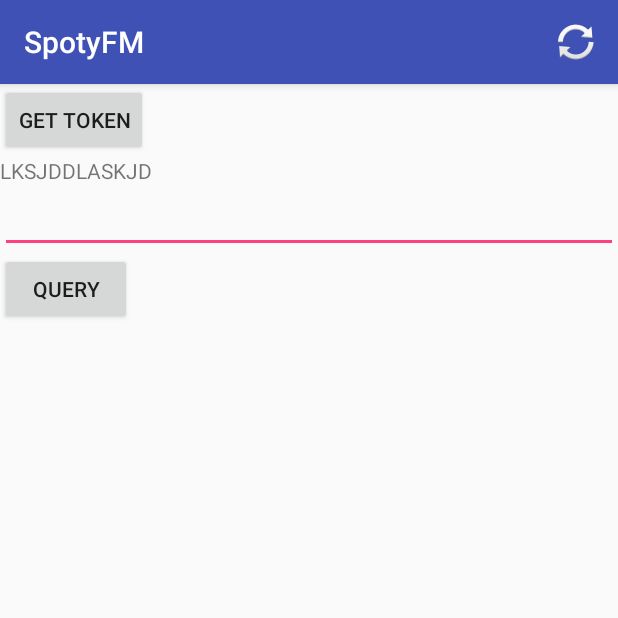
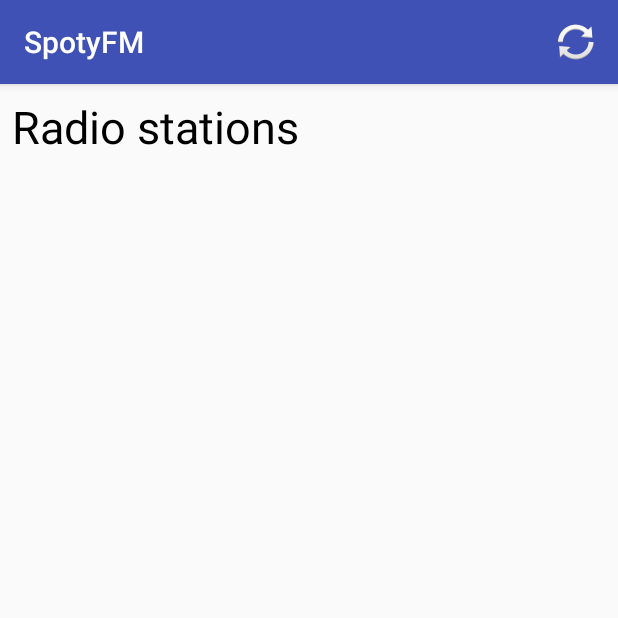
Before and after one commit to blorsten/SpotyFM, an Android app: the screen it shows after launch (MainActivity), on a phone screen of 412 x 824 dp, the top half of it. Run offline under Robolectric (Android 15) with nearby library versions, the phone set to English and light mode, and no system bars; our stand-ins replace Firebase (no records; nobody signed in at launch, a user with empty details on screens opened directly); libraries missing offline, so code that uses them is left out: com.spotify.sdk, kaaes.spotify.webapi, retrofit.client; 2 statements that could not run were skipped.

Commit message:
Changed to spotify api for images and can now add to spotify

```diff
--- a/app/src/main/java/com/peterwitt/spotyfm/MainActivity.java
+++ b/app/src/main/java/com/peterwitt/spotyfm/MainActivity.java
@@ -1,102 +1,50 @@
 package com.peterwitt.spotyfm;
 
 import android.content.Intent;
-import android.net.Uri;
-import android.support.v4.app.FragmentManager;
-import android.support.v4.app.FragmentTransaction;
+import android.support.annotation.NonNull;
 import android.support.v7.app.AppCompatActivity;
 import android.os.Bundle;
-import android.util.Log;
 import android.view.Menu;
 import android.view.MenuInflater;
 import android.view.MenuItem;
 import android.view.View;
 import android.widget.EditText;
 import android.widget.TextView;
+import android.widget.Toast;
 
-import com.peterwitt.spotyfm.RadioAPI.Callbacks.RadioAPIButtonCallback;
-import com.peterwitt.spotyfm.RadioAPI.RadioAPI;
+import com.google.android.gms.tasks.OnCompleteListener;
+import com.google.android.gms.tasks.Task;
+import com.google.firebase.firestore.FirebaseFirestore;
+import com.google.firebase.firestore.QuerySnapshot;
+import com.google.gson.internal.bind.MapTypeAdapterFactory;
 import com.peterwitt.spotyfm.RadioAPI.RadioAPIManager;
 import com.spotify.sdk.android.authentication.AuthenticationClient;
-import com.spotify.sdk.android.authentication.AuthenticationRequest;
 import com.spotify.sdk.android.authentication.AuthenticationResponse;
 
-import org.w3c.dom.Text;
-
-import java.util.concurrent.ExecutionException;
-import java.util.concurrent.Future;
+import java.util.HashMap;
+import java.util.Map;
 
 import kaaes.spotify.webapi.android.SpotifyApi;
-import kaaes.spotify.webapi.android.SpotifyService;
 import kaaes.spotify.webapi.android.models.TracksPager;
 import retrofit.Callback;
 import retrofit.RetrofitError;
 import retrofit.client.Response;
 
+import static com.spotify.sdk.android.authentication.LoginActivity.REQUEST_CODE;
+
 public class MainActivity extends AppCompatActivity {
-    private static final String CLIENT_ID = "cb0dc3e4eb424c238e8dec78309e37ae";
-    private static final int REQUEST_CODE = 1337;
-    private static final String REDIRECT_URI = "com.peterwitt.spotyfm://callback";
 
-    private String token;
-
-    SpotifyApi api;
-    SpotifyService service;
-
-    EditText inputText;
-    TextView resultText;
+    private FirebaseFirestore db = FirebaseFirestore.getInstance();
 
     @Override
     protected void onCreate(Bundle savedInstanceState) {
         super.onCreate(savedInstanceState);
         setContentView(R.layout.activity_main);
 
+        SpotifyManager.getInstance().setup(this);
+
         FragmentHandler.getInstance().activity = this;
-        //FragmentHandler.getInstance().MakeFragment(R.id.main_activity_frame_layout, new RadioAPIFragment(), true, false);
-
-        inputText = findViewById(R.id.testEditText);
-        resultText = findViewById(R.id.resultText);
-
-        findViewById(R.id.textButton).setOnClickListener(new View.OnClickListener() {
-            @Override
-            public void onClick(View v) {
-                AuthenticationRequest request = new AuthenticationRequest.Builder(CLIENT_ID, AuthenticationResponse.Type.TOKEN, REDIRECT_URI)
-                        .setShowDialog(false)
-                        .setScopes(new String[]{"user-read-email"})
-                        .setCampaign("your-campaign-token")
-                        .build();
-                AuthenticationClient.openLoginActivity(MainActivity.this, REQUEST_CODE, request);
-            }
-        });
-
-        findViewById(R.id.searchButton).setOnClickListener(new View.OnClickListener() {
-            @Override
-            public void onClick(View v) {
-                if(api == null){
-                    api = new SpotifyApi();
-                    api.setAccessToken(token);
-                    service = api.getService();
-                }
-
-                service.searchTracks(inputText.getText().toString(), new Callback<TracksPager>() {
-                    @Override
-                    public void success(TracksPager tracksPager, Response response) {
-                        String text = "";
-
-                        for (int i = 0; i < tracksPager.tracks.items.size(); i++) {
-                            text += tracksPager.tracks.items.get(i).name + "\n";
-                        }
-
-                        resultText.setText(text);
-                    }
-
-                    @Override
-                    public void failure(RetrofitError error) {
-
-                    }
-                });
-            }
-        });
+        FragmentHandler.getInstance().MakeFragment(R.id.main_activity_frame_layout, new RadioAPIFragment(), true, false);
     }
 
     @Override
@@ -118,39 +66,28 @@
     protected void onActivityResult(int requestCode, final int resultCode, Intent data) {
         super.onActivityResult(requestCode, resultCode, data);
 
-        // Check if result comes from the correct activity
-        if (requestCode == REQUEST_CODE) {
+        //Spoify authentication
+        if (requestCode == SpotifyManager.REQUEST_CODE) {
             final AuthenticationResponse response = AuthenticationClient.getResponse(resultCode, data);
 
             switch (response.getType()) {
-                // Response was successful and contains auth token
                 case TOKEN:
-                    // Handle successful response
-                    token = response.getAccessToken();
-                    MainActivity.this.runOnUiThread(new Runnable() {
-                        @Override
-                        public void run() {
-                            TextView textView = findViewById(R.id.testtext);
-                            textView.setText(response.getAccessToken());
-                        }
-                    });
+                    String token = response.getAccessToken();
+                    SpotifyManager.getInstance().updateToken(token);
+
+                    //Map<String, Object> tset = new HashMap<>();
+                    //tset.put("token", token);
+                    //db.collection("spotify").add(tset);
+
+                    Toast.makeText(MainActivity.this, "Token expires in: " + response.getExpiresIn(), Toast.LENGTH_SHORT).show();
                     break;
 
-                // Auth flow returned an error
                 case ERROR:
-                    MainActivity.this.runOnUiThread(new Runnable() {
-                        @Override
-                        public void run() {
-                            TextView textView = findViewById(R.id.testtext);
-                            textView.setText(response.getError());
-                        }
-                    });
-                    // Handle error response
+                    Toast.makeText(MainActivity.this, response.getError(), Toast.LENGTH_SHORT).show();
                     break;
 
-                // Most likely auth flow was cancelled
                 default:
-                    // Handle other cases
+                    break;
             }
         }
     }
--- a/app/src/main/java/com/peterwitt/spotyfm/RadioAPI/Adapters/SongAdapter.java
+++ b/app/src/main/java/com/peterwitt/spotyfm/RadioAPI/Adapters/SongAdapter.java
@@ -11,6 +11,7 @@
 import com.peterwitt.spotyfm.RadioAPI.Holders.SongHolder;
 import com.peterwitt.spotyfm.RadioAPI.RadioAPIManager;
 import com.peterwitt.spotyfm.RadioAPI.Song;
+import com.peterwitt.spotyfm.SpotifyManager;
 import com.squareup.picasso.Picasso;
 
 public class SongAdapter extends RecyclerView.Adapter<SongHolder>{
@@ -35,14 +36,13 @@
         holder.artistName.setText(model.getArtist());
         holder.songTitle.setText(model.getTitle());
         holder.timeStamp.setText(model.getTimeStamp());
-        if(model.getAlbumID() != "")
-        Picasso.get().load(model.getAlbumConverURL(Song.IMAGE_SMALL)).into(holder.coverArt);
+        if(model.getAlbumConverURL() != "")
+            Picasso.get().load(model.getAlbumConverURL()).into(holder.coverArt);
 
         holder.view.setOnClickListener(new View.OnClickListener() {
             @Override
             public void onClick(View v) {
                 callback.onSongListItemClicked(model);
-                Toast.makeText(v.getContext(), "", Toast.LENGTH_SHORT).show();
             }
         });
     }
--- /dev/null
+++ b/app/src/main/java/com/peterwitt/spotyfm/SpotifyManager.java
@@ -0,0 +1,75 @@
+package com.peterwitt.spotyfm;
+
+import android.app.Activity;
+import android.content.Context;
+import android.content.SharedPreferences;
+
+import com.spotify.sdk.android.authentication.AuthenticationClient;
+import com.spotify.sdk.android.authentication.AuthenticationRequest;
+import com.spotify.sdk.android.authentication.AuthenticationResponse;
+
+import kaaes.spotify.webapi.android.SpotifyApi;
+import kaaes.spotify.webapi.android.SpotifyService;
+
+public class SpotifyManager {
+    private static final SpotifyManager ourInstance = new SpotifyManager();
+
+    public static SpotifyManager getInstance() {
+        return ourInstance;
+    }
+
+    public static final int REQUEST_CODE = 1337;
+    private static final String CLIENT_ID = "cb0dc3e4eb424c238e8dec78309e37ae";
+    private static final String REDIRECT_URI = "com.peterwitt.spotyfm://callback";
+
+    private String accessToken = "";
+    private SpotifyApi api;
+    private SpotifyService service;
+    private Activity context;
+
+    private SpotifyManager() {
+
+    }
+
+    public String getAccessToken() {
+        return accessToken;
+    }
+
+    public SpotifyService getService() {
+        return service;
+    }
+
+    public void setup(Activity context){
+
+        this.context = context;
+        SharedPreferences prefs = context.getSharedPreferences("SpotyFM", Context.MODE_PRIVATE);
+        String storedToken = prefs.getString("apiToken", "");
+
+        if(accessToken.equals("")) {
+            //Setup and get the token
+            AuthenticationRequest request = new AuthenticationRequest
+                    .Builder(CLIENT_ID, AuthenticationResponse.Type.TOKEN, REDIRECT_URI)
+                    .setShowDialog(false)
+                    .setScopes(new String[]{"user-read-email", "user-library-modify"})
+                    .setCampaign("your-campaign-token")
+                    .build();
+            AuthenticationClient.openLoginActivity(context, REQUEST_CODE, request);
+        }
+        else {
+            api = new SpotifyApi();
+            api.setAccessToken(storedToken);
+            service = api.getService();
+        }
+    }
+
+    public void updateToken(String token){
+
+        accessToken =token;
+        SharedPreferences prefs = context.getSharedPreferences("SpotyFM", Context.MODE_PRIVATE);
+        SharedPreferences.Editor editor = prefs.edit();
+        editor.putString("apiToken", accessToken);
+        editor.apply();
+
+        setup(context);
+    }
+}
--- a/app/src/main/res/layout/activity_main.xml
+++ b/app/src/main/res/layout/activity_main.xml
@@ -8,34 +8,6 @@
     android:orientation="vertical"
     tools:context=".MainActivity">
 
-    <Button
-        android:id="@+id/textButton"
-        android:layout_width="wrap_content"
-        android:layout_height="wrap_content"
-        android:text="Get Token" />
-
-    <TextView
-        android:id="@+id/testtext"
-        android:layout_width="wrap_content"
-        android:layout_height="wrap_content"
-        android:text="LKSJDDLASKJD"/>
-
-    <EditText
-        android:id="@+id/testEditText"
-        android:layout_width="match_parent"
-        android:layout_height="wrap_content" />
-
-    <Button
-        android:id="@+id/searchButton"
-        android:text="Query"
-        android:layout_width="wrap_content"
-        android:layout_height="wrap_content" />
-
-    <TextView
-        android:id="@+id/resultText"
-        android:layout_width="match_parent"
-        android:layout_height="wrap_content" />
-
     <FrameLayout
         android:id="@+id/main_activity_frame_layout"
         android:layout_width="match_parent"
```
Also changed, not shown: app/src/main/java/com/peterwitt/spotyfm/RadioAPI/Song.java (+39 -27 lines), app/src/main/java/com/peterwitt/spotyfm/SongListFragment.java (+36 -1 lines).
